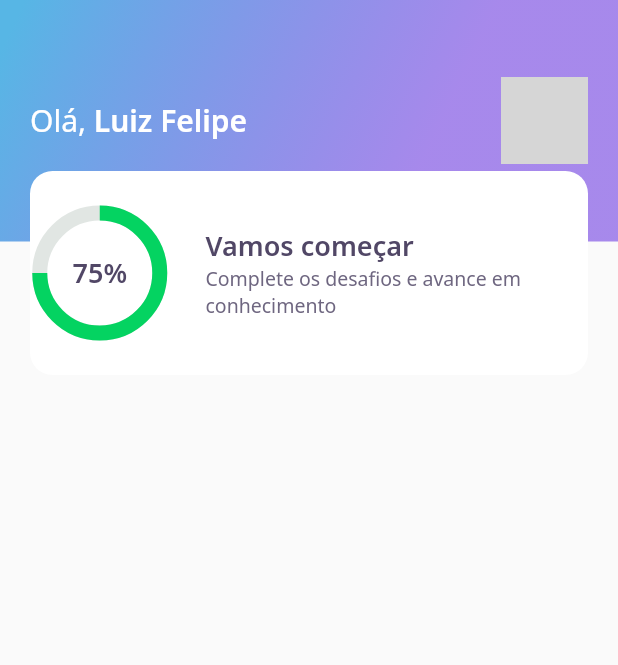
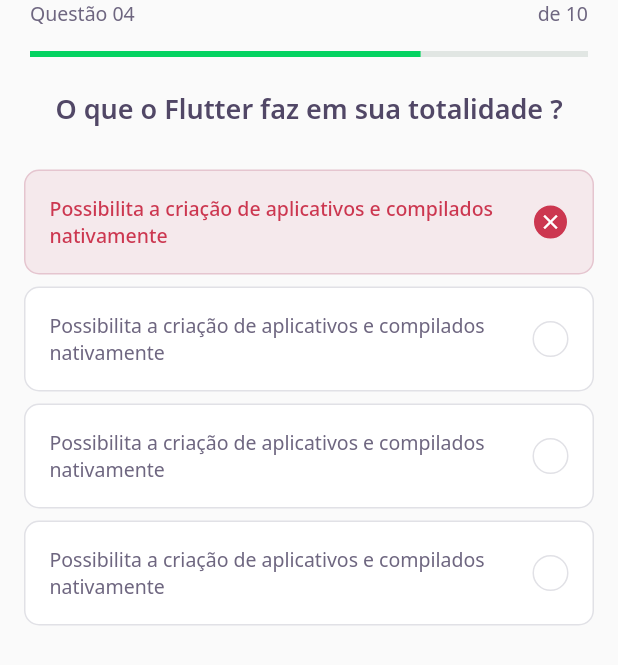
Before and after one commit to LuizFelipePereira/devquiz, a Flutter app: the screen it shows after launch, on a phone screen of 412 x 824 dp. Shown: the top 665 px of the screen. Run offline on Flutter 3.47's test engine with Material 2 defaults, Android fonts, the phone set to English and light mode, and no system bars; our stand-ins replace google_fonts; grey boxes are pictures that could not be loaded.

Commit message:
Criação do Quiz Card

```diff
--- /dev/null
+++ b/lib/challenge/challenge_page.dart
@@ -0,0 +1,26 @@
+import 'package:DevQuiz/challenge/widgets/question_indicator/question_indicator_widget.dart';
+import 'package:DevQuiz/challenge/widgets/quiz/quiz_widget.dart';
+import 'package:flutter/material.dart';
+
+class ChallengePage extends StatefulWidget {
+  const ChallengePage({Key? key}) : super(key: key);
+
+  @override
+  _ChallengePageState createState() => _ChallengePageState();
+}
+
+class _ChallengePageState extends State<ChallengePage> {
+  @override
+  Widget build(BuildContext context) {
+    return Scaffold(
+      appBar: PreferredSize(
+        preferredSize: Size.fromHeight(60),
+        child: SafeArea(
+          top: true,
+          child: QuestionIndicatorWidget(),
+        ),
+      ),
+      body: QuizWidget(title: "O que o Flutter faz em sua totalidade ?"),
+    );
+  }
+}
--- /dev/null
+++ b/lib/challenge/widgets/awnser/awnser_widget.dart
@@ -0,0 +1,82 @@
+import 'package:DevQuiz/core/app_colors.dart';
+import 'package:DevQuiz/core/core.dart';
+import 'package:flutter/material.dart';
+
+class AwnserWidget extends StatelessWidget {
+  final String title;
+  final bool isRight;
+  final bool isSelected;
+
+  const AwnserWidget({
+    Key? key,
+    required this.title,
+    this.isRight = false,
+    this.isSelected = false,
+  }) : super(key: key);
+
+  Color get _selectedColorRight =>
+      isRight ? AppColors.darkGreen : AppColors.darkRed;
+
+  Color get _selectedBorderRight =>
+      isRight ? AppColors.lightGreen : AppColors.lightRed;
+
+  Color get _selectedColorCardRight =>
+      isRight ? AppColors.lightGreen : AppColors.lightRed;
+
+  Color get _selectedBorderCardRight =>
+      isRight ? AppColors.green : AppColors.red;
+
+  TextStyle get _selectedTextStyleRight =>
+      isRight ? AppTextStyles.bodyDarkGreen : AppTextStyles.bodyDarkRed;
+
+  IconData get _selectedIconRight => isRight ? Icons.check : Icons.close;
+
+  @override
+  Widget build(BuildContext context) {
+    return Padding(
+      padding: const EdgeInsets.symmetric(
+        horizontal: 16,
+        vertical: 4,
+      ),
+      child: Container(
+        padding: EdgeInsets.all(16),
+        decoration: BoxDecoration(
+            color: isSelected ? _selectedColorCardRight : AppColors.white,
+            borderRadius: BorderRadius.circular(10),
+            border: Border.fromBorderSide(BorderSide(
+                color:
+                    isSelected ? _selectedBorderCardRight : AppColors.border))),
+        child: Row(
+          mainAxisAlignment: MainAxisAlignment.spaceBetween,
+          children: [
+            Expanded(
+              child: Text(
+                title,
+                style:
+                    isSelected ? _selectedTextStyleRight : AppTextStyles.body,
+              ),
+            ),
+            Container(
+              width: 24,
+              height: 24,
+              decoration: BoxDecoration(
+                  color: isSelected ? _selectedColorRight : AppColors.white,
+                  borderRadius: BorderRadius.circular(500),
+                  border: Border.fromBorderSide(BorderSide(
+                      color: isSelected
+                          ? _selectedBorderRight
+                          : AppColors.border))),
+              child: isSelected
+                  ? Icon(
+                      _selectedIconRight,
+                      size: 16,
+                      color: Colors.white,
+                    )
+                  : null,
+            )
+          ],
+        ),
+      ),
+    );
+  }
+}
--- /dev/null
+++ b/lib/challenge/widgets/question_indicator/question_indicator_widget.dart
@@ -0,0 +1,35 @@
+import 'package:DevQuiz/core/app_text_styles.dart';
+import 'package:DevQuiz/shared/widgets/progress_indicator_widget.dart';
+import 'package:flutter/material.dart';
+
+class QuestionIndicatorWidget extends StatelessWidget {
+  const QuestionIndicatorWidget({Key? key}) : super(key: key);
+
+  @override
+  Widget build(BuildContext context) {
+    return Container(
+      padding: const EdgeInsets.symmetric(horizontal: 20),
+      child: Column(
+        children: [
+          Row(
+            mainAxisAlignment: MainAxisAlignment.spaceBetween,
+            children: [
+              Text(
+                "Questão 04",
+                style: AppTextStyles.body,
+              ),
+              Text(
+                "de 10",
+                style: AppTextStyles.body,
+              ),
+            ],
+          ),
+          SizedBox(
+            height: 16,
+          ),
+          ProgressIndicatorWidget(value: 0.7)
+        ],
+      ),
+    );
+  }
+}
--- /dev/null
+++ b/lib/challenge/widgets/quiz/quiz_widget.dart
@@ -0,0 +1,39 @@
+import 'package:DevQuiz/challenge/widgets/awnser/awnser_widget.dart';
+import 'package:DevQuiz/core/app_text_styles.dart';
+import 'package:flutter/material.dart';
+
+class QuizWidget extends StatelessWidget {
+  final String title;
+  const QuizWidget({Key? key, required this.title}) : super(key: key);
+
+  @override
+  Widget build(BuildContext context) {
+    return Container(
+      child: Column(
+        children: [
+          Text(
+            title,
+            style: AppTextStyles.heading,
+          ),
+          SizedBox(
+            height: 24,
+          ),
+          AwnserWidget(
+              isRight: false,
+              isSelected: true,
+              title:
+                  "Possibilita a criação de aplicativos e compilados nativamente "),
+          AwnserWidget(
+              title:
+                  "Possibilita a criação de aplicativos e compilados nativamente "),
+          AwnserWidget(
+              title:
+                  "Possibilita a criação de aplicativos e compilados nativamente "),
+          AwnserWidget(
+              title:
+                  "Possibilita a criação de aplicativos e compilados nativamente ")
+        ],
+      ),
+    );
+  }
+}
--- a/lib/core/app_widget.dart
+++ b/lib/core/app_widget.dart
@@ -1,4 +1,4 @@
-import 'package:DevQuiz/home/home_page.dart';
+import 'package:DevQuiz/challenge/challenge_page.dart';
 import 'package:flutter/material.dart';
 
 class AppWidget extends StatelessWidget {
@@ -6,7 +6,7 @@ class AppWidget extends StatelessWidget {
   Widget build(BuildContext context) {
     return MaterialApp(
       title: "DevQuiz",
-      home: HomePage(),
+      home: ChallengePage(),
     );
   }
 }
--- a/lib/home/widgets/appbar/app_bar_widget.dart
+++ b/lib/home/widgets/appbar/app_bar_widget.dart
@@ -44,7 +44,10 @@ class AppBarWidget extends PreferredSize {
                     ],
                   ),
                 ),
-                Align(alignment: Alignment(0.0, 1.0), child: ScoreCardWidget())
+                Align(
+                  alignment: Alignment(0.0, 1.0),
+                  child: ScoreCardWidget(),
+                )
               ],
             ),
           ),
--- a/lib/home/widgets/score_card/score_card_widget.dart
+++ b/lib/home/widgets/score_card/score_card_widget.dart
@@ -16,6 +16,8 @@ class ScoreCardWidget extends StatelessWidget {
           color: AppColors.white,
           borderRadius: BorderRadius.circular(15),
         ),
+        child: Padding(
+          padding: const EdgeInsets.symmetric(horizontal: 24),
           child: Row(
             crossAxisAlignment: CrossAxisAlignment.center,
             children: [
@@ -46,6 +48,7 @@ class ScoreCardWidget extends StatelessWidget {
             ],
           ),
         ),
+      ),
     );
   }
 }
--- /dev/null
+++ b/lib/shared/widgets/progress_indicator_widget.dart
@@ -0,0 +1,17 @@
+import 'package:DevQuiz/core/core.dart';
+import 'package:flutter/material.dart';
+
+class ProgressIndicatorWidget extends StatelessWidget {
+  final double value;
+  const ProgressIndicatorWidget({Key? key, required this.value})
+      : super(key: key);
+
+  @override
+  Widget build(BuildContext context) {
+    return LinearProgressIndicator(
+      value: value,
+      backgroundColor: AppColors.chartSecondary,
+      valueColor: AlwaysStoppedAnimation<Color>(AppColors.chartPrimary),
+    );
+  }
+}
```
Also changed, not shown: lib/home/home_page.dart (+36 -0 lines), lib/home/widgets/level_button/level_button_widget.dart (added, +65 -0 lines), lib/home/widgets/quiz_card/quiz_card_widget.dart (added, +56 -0 lines). Lines whose indentation alone changed are shown as unchanged.
